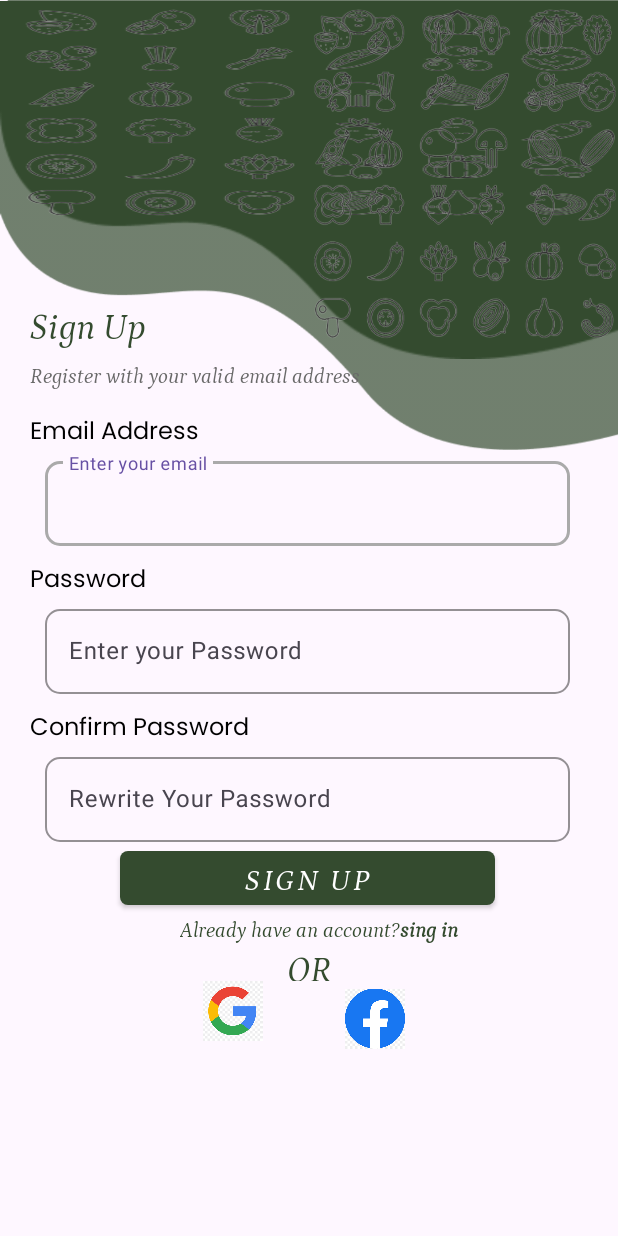
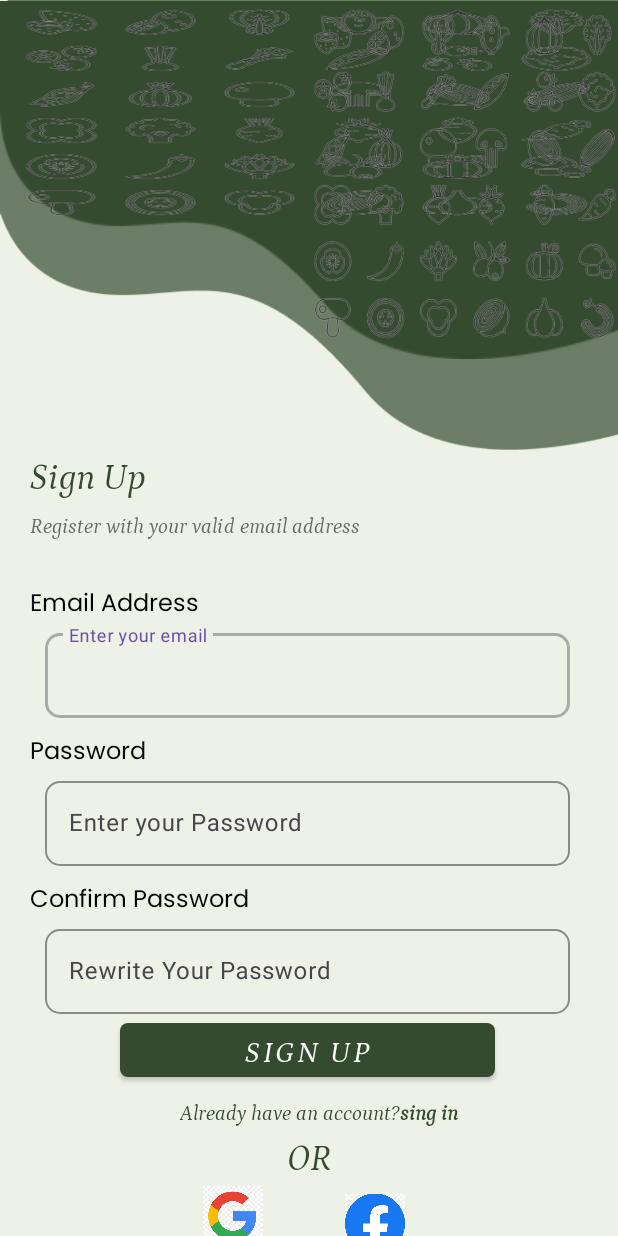
Before and after one commit to AMIRAMOHMED/DailyDash, an Android app: the screen it shows after launch (SignUp), on a phone screen of 412 x 824 dp. Run offline under Robolectric (Android 15) with nearby library versions, the phone set to English and light mode, and no system bars; our stand-ins replace Firebase (no records; nobody signed in at launch, a user with empty details on screens opened directly), RxJava.

Commit message:
edit some ui in login&sign up

```diff
--- a/app/src/main/res/layout/activity_sign_up.xml
+++ b/app/src/main/res/layout/activity_sign_up.xml
@@ -3,7 +3,7 @@
     xmlns:app="http://schemas.android.com/apk/res-auto"
     xmlns:tools="http://schemas.android.com/tools"
     android:id="@+id/main"
-
+    android:background="#B2E7F0DC"
     android:layout_width="match_parent"
     android:layout_height="match_parent"
     tools:context=".authentication.register.views.SignUp">
@@ -38,7 +38,7 @@
 <TextView
     android:id="@+id/textView2"
     android:layout_marginStart="20dp"
-    android:layout_marginTop="200dp"
+    android:layout_marginTop="300dp"
     android:fontFamily="@font/petrona"
 
     android:textSize="24sp"
@@ -51,7 +51,7 @@
     android:fontFamily="@font/petrona"
 
     android:layout_marginStart="20dp"
-    android:layout_marginTop="240dp"
+    android:layout_marginTop="340dp"
     android:textSize="14sp"
 
     android:textColor="@color/primaryColor"
@@ -63,7 +63,7 @@
 <LinearLayout
     android:layout_width="match_parent"
     android:layout_height="match_parent"
-    android:layout_marginTop="265dp"
+    android:layout_marginTop="380dp"
     android:orientation="vertical">
 
     <TextView
@@ -192,6 +192,7 @@
             android:layout_width="wrap_content"
             android:layout_height="wrap_content"
             android:layout_marginStart="120dp"
+            android:layout_marginTop="7dp"
             android:background="?attr/selectableItemBackgroundBorderless"
             android:focusable="true"
             android:fontFamily="@font/petrona"
@@ -206,6 +207,8 @@
             android:background="?attr/selectableItemBackgroundBorderless"
             android:clickable="true"
             android:focusable="true"
+            android:layout_marginTop="7dp"
+
             android:fontFamily="@font/petrona"
             android:text="@string/sing_ins"
             android:textColor="@color/darkGreen"
@@ -217,7 +220,7 @@
     <TextView
         android:id="@+id/textView6"
         android:layout_width="match_parent"
-        android:layout_height="25dp"
+        android:layout_height="40dp"
         android:fontFamily="@font/petrona"
         android:gravity="center"
         android:text="@string/or"
```
Also changed, not shown: app/src/main/res/layout/activity_main.xml (+4 -5 lines).
